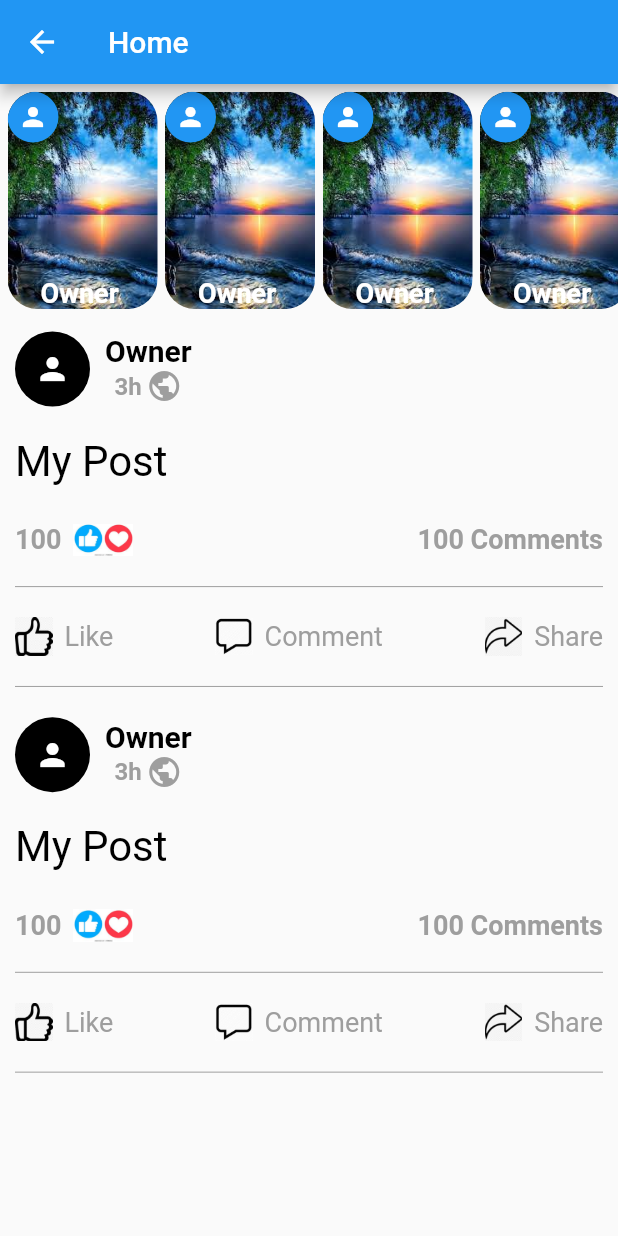
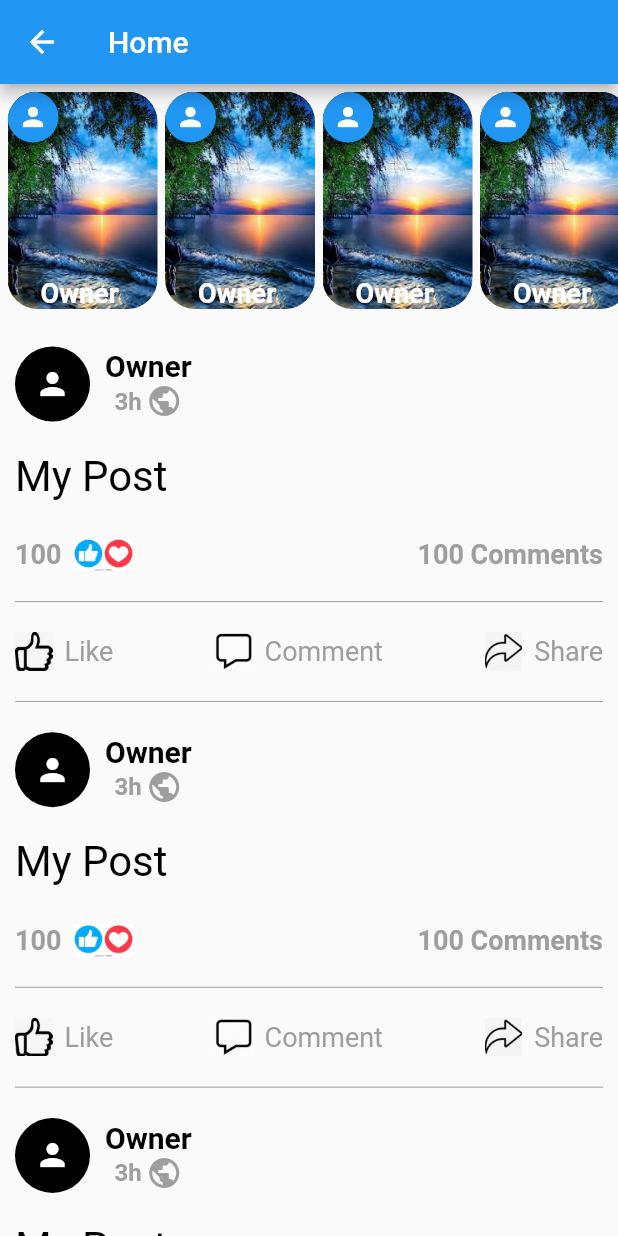
Before and after one commit to MuhamedUssama/Facebook_Clone, a Flutter app: the Home screen opened by its route, on a phone screen of 412 x 824 dp. Run offline on Flutter 3.47's test engine with Material 2 defaults, Android fonts, the phone set to English and light mode, and no system bars.

Commit message:
finished all app

```diff
--- a/lib/Home/home_screen.dart
+++ b/lib/Home/home_screen.dart
@@ -21,11 +21,12 @@ class Home extends StatelessWidget {
               padding: const EdgeInsets.all(5),
             ),
           ),
+          const SizedBox(height: 10,),
           Expanded(
             child: ListView.builder(
               itemBuilder: (context, index) => Post(),
               scrollDirection: Axis.vertical,
-              itemCount: 2,
+              itemCount: 10,
             ),
           ),
         ],
```
